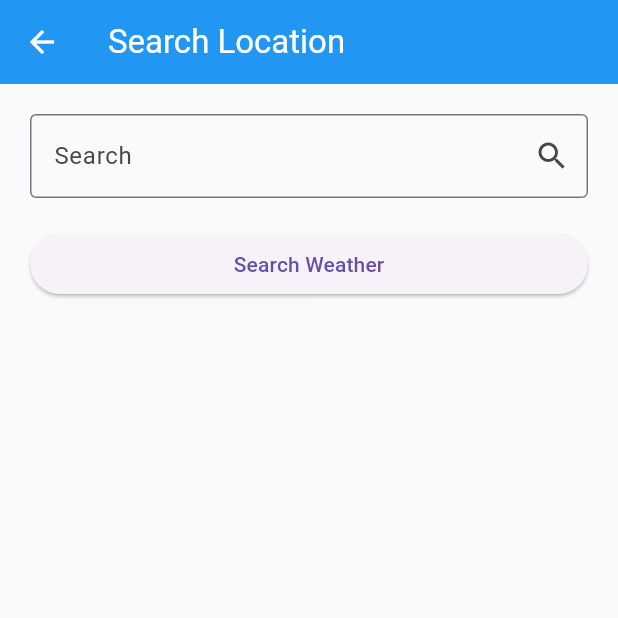
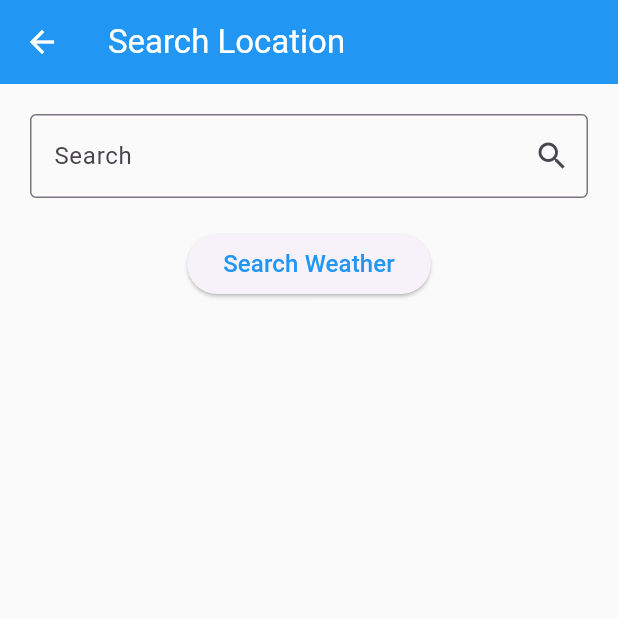
Before and after one commit to ibrahimagdy/weather_app, a Flutter app: the SearchView screen opened directly, on a phone screen of 412 x 824 dp, the top half of it. Run offline on Flutter 3.47's test engine with Material 3 defaults, Android fonts, the phone set to English and light mode, and no system bars; our stand-ins replace dio, geocoding, geolocator.

Commit message:
update and finish weather app

```diff
--- a/lib/views/search_view.dart
+++ b/lib/views/search_view.dart
@@ -46,9 +46,7 @@ class _SearchViewState extends State<SearchView> {
               },
             ),
             const SizedBox(height: 20),
-            SizedBox(
-              width: double.infinity,
-              child: ElevatedButton(
+            ElevatedButton(
               onPressed: () async {
                 if (_controller.text.trim().isNotEmpty) {
                   await context
@@ -57,7 +55,12 @@ class _SearchViewState extends State<SearchView> {
                   if (context.mounted) Navigator.pop(context);
                 }
               },
-                child: const Text('Search Weather'),
+              child: const Text(
+                'Search Weather',
+                style: TextStyle(
+                  fontSize: 16,
+                  color: Colors.blue,
+                ),
               ),
             ),
           ],
```
Lines whose indentation alone changed are shown as unchanged.
